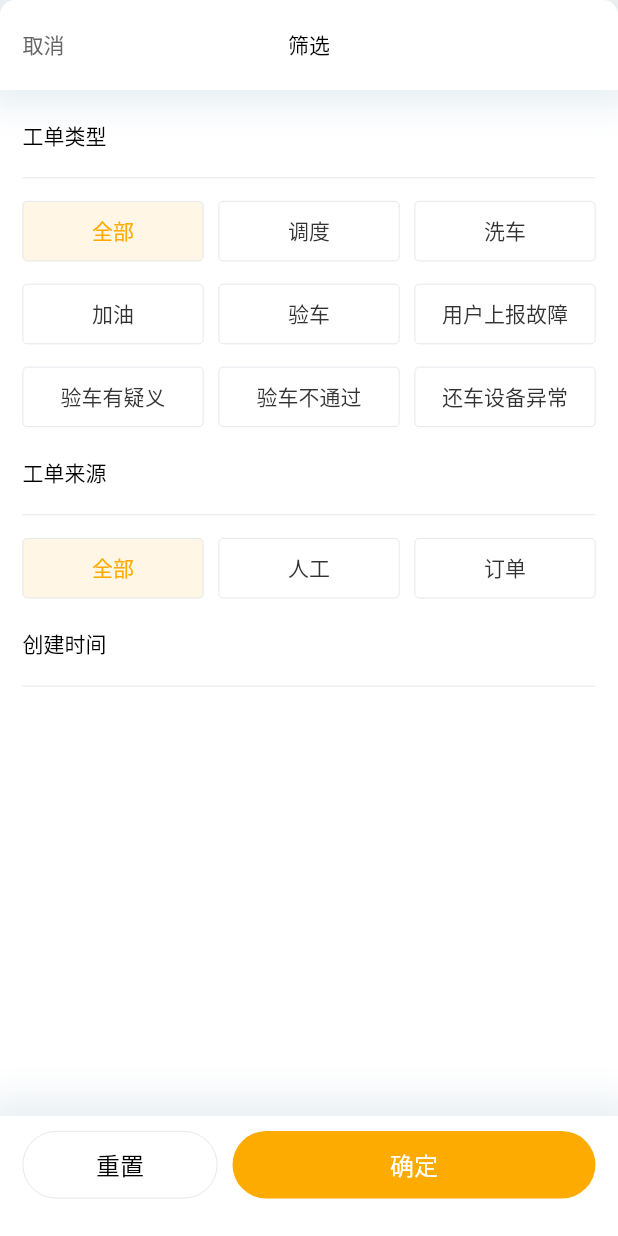
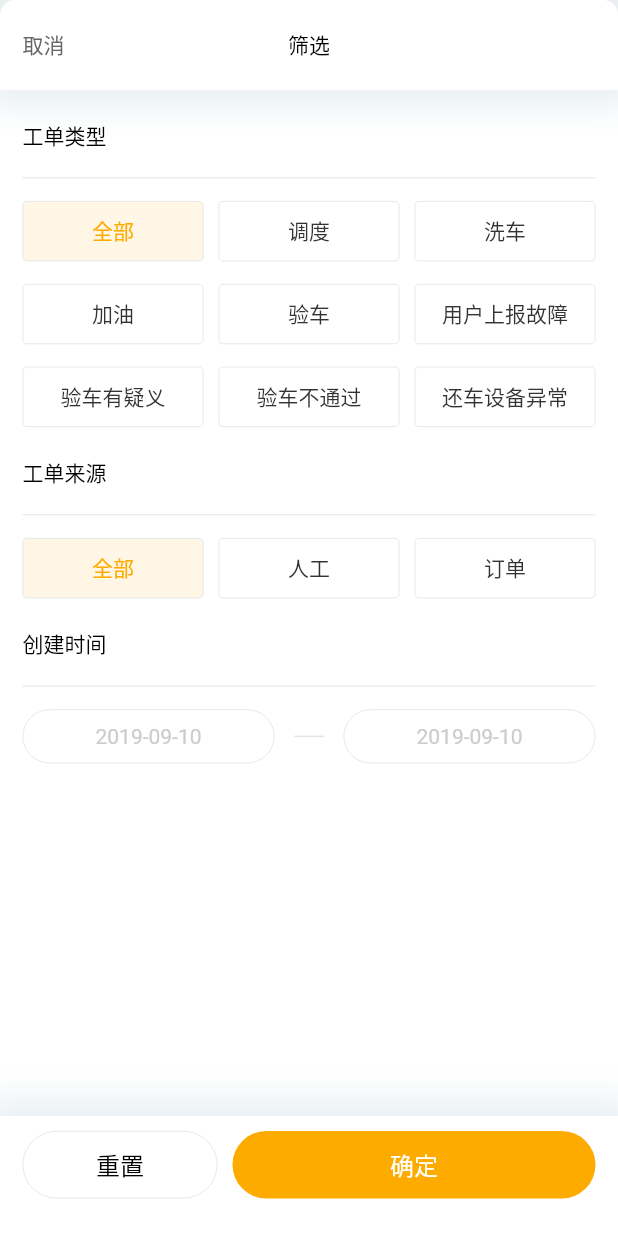
Before and after one commit to AnleSu/flutter_city_select, a Flutter app: the FilterPage widget shown alone on an empty page, opened directly, on a phone screen of 412 x 824 dp. Run offline on Flutter 3.47's test engine with Material 2 defaults, Android fonts, the phone set to English and light mode, and no system bars; our stand-ins replace dio, shared_preferences; missing offline and left inert: dart:ffi, flustars; accounts and stored records are empty.

Commit message:
筛选 时间选择部分

```diff
--- a/lib/pages/issue_list/filter_page/filter_issue_time_cell.dart
+++ b/lib/pages/issue_list/filter_page/filter_issue_time_cell.dart
@@ -0,0 +1,35 @@
+import 'package:flutter/material.dart';
+import 'package:flutter/widgets.dart';
+
+class FilterIssueTimeCell extends StatefulWidget {
+  final String defalutTimeStr;
+  final String selectTimeStr;
+
+  FilterIssueTimeCell({this.defalutTimeStr, this.selectTimeStr});
+
+  @override
+  _FilterIssueTimeCellState createState() => _FilterIssueTimeCellState();
+}
+
+class _FilterIssueTimeCellState extends State<FilterIssueTimeCell> {
+  @override
+  Widget build(BuildContext context) {
+    return Container(
+      height: 36,
+      alignment: Alignment.center,
+      decoration: BoxDecoration(
+        borderRadius: BorderRadius.all(Radius.circular(18)),
+        border: Border.all(color: Color(0xFFDCDFE6), width: 0.5),
+      ),
+      child: InkWell(
+        onTap: () {},
+        child: Text(widget.selectTimeStr ?? widget.defalutTimeStr,
+          style: TextStyle(
+            fontSize: 14,
+            color: widget.selectTimeStr != null ? Color(0xFF333333) : Color(0xFFCCCCCC),
+          ),
+        ),
+      ),
+    );
+  }
+}
--- a/lib/pages/issue_list/filter_page/filter_page.dart
+++ b/lib/pages/issue_list/filter_page/filter_page.dart
@@ -1,5 +1,6 @@
 import 'package:flutter/cupertino.dart';
 import 'package:flutter/material.dart';
+import 'package:flutter_opapp/pages/issue_list/filter_page/filter_issue_time_cell.dart';
 import 'package:flutter_opapp/pages/issue_list/filter_page/filter_issue_type_cell.dart';
 import 'package:flutter_opapp/pages/issue_list/filter_page/filter_model.dart';
 
@@ -11,7 +12,6 @@ class FilterBuilder {
 }
 
 class FilterDialog extends Dialog {
-
   final FilterBuilder filterBuilder;
 
   FilterDialog({this.filterBuilder});
@@ -60,13 +60,11 @@ class FilterDialog extends Dialog {
 }
 
 class FilterPage extends StatefulWidget {
-  final FilterModel filterModel;//默认选中的选项
+  final FilterModel filterModel; //默认选中的选项
   final List<TaskTypeItemModel> typeList;
   final List<TaskSourceItemModel> soruceList;
 
-
   FilterPage({this.filterModel, this.typeList, this.soruceList});
-
 
   @override
   _FilterPageState createState() => _FilterPageState();
@@ -74,14 +72,11 @@ class FilterPage extends StatefulWidget {
 
 class _FilterPageState extends State<FilterPage>
     with SingleTickerProviderStateMixin {
-
-
   @override
   void initState() {
     // TODO: implement initState
     super.initState();
 //    widget.typeList.add(TaskTypeItemModel(OPZTaskType.OPZTaskTypeAll));
-
   }
 
   Widget _naviView() {
@@ -146,7 +141,6 @@ class _FilterPageState extends State<FilterPage>
 
   Widget _sectionHeaderView(String sectionTitle) {
     return Container(
-
       margin: EdgeInsets.only(top: 20, left: 15, right: 15),
       child: Column(
         crossAxisAlignment: CrossAxisAlignment.start,
@@ -227,14 +221,17 @@ class _FilterPageState extends State<FilterPage>
 
   Widget _buildTypeSection() {
     return Padding(
-      padding: EdgeInsets.only(left: 15, right: 15,),
+      padding: EdgeInsets.only(
+        left: 15,
+        right: 15,
+      ),
       child: GridView.builder(
           padding: EdgeInsets.only(top: 15),
           shrinkWrap: true,
           itemCount: widget.typeList.length,
           //SliverGridDelegateWithFixedCrossAxisCount 构建一个横轴固定数量Widget
           gridDelegate: SliverGridDelegateWithFixedCrossAxisCount(
-            //横轴元素个数
+              //横轴元素个数
               crossAxisCount: 3,
               //纵轴间距
               mainAxisSpacing: 15.0,
@@ -244,14 +241,13 @@ class _FilterPageState extends State<FilterPage>
               childAspectRatio: 3.0),
           itemBuilder: (BuildContext context, int index) {
             bool isSelected = false;
-            if(widget.filterModel.taskType.length > 0) {
-              for(OPZTaskType type in widget.filterModel.taskType) {
-                if(widget.typeList[index].type == type) {
+            if (widget.filterModel.taskType.length > 0) {
+              for (OPZTaskType type in widget.filterModel.taskType) {
+                if (widget.typeList[index].type == type) {
                   isSelected = true;
                   break;
                 }
               }
-
             }
 
             //Widget Function(BuildContext context, int index)
@@ -259,9 +255,7 @@ class _FilterPageState extends State<FilterPage>
               isSelected: isSelected,
               model: widget.typeList[index],
               cellClick: (model) {
-                if(model is TaskTypeItemModel) {
-
-                }
+                if (model is TaskTypeItemModel) {}
               },
             );
           }),
@@ -270,14 +264,17 @@ class _FilterPageState extends State<FilterPage>
 
   Widget _buildSourceSection() {
     return Padding(
-      padding: EdgeInsets.only(left: 15, right: 15,),
+      padding: EdgeInsets.only(
+        left: 15,
+        right: 15,
+      ),
       child: GridView.builder(
           padding: EdgeInsets.only(top: 15),
           shrinkWrap: true,
           itemCount: widget.soruceList.length,
           //SliverGridDelegateWithFixedCrossAxisCount 构建一个横轴固定数量Widget
           gridDelegate: SliverGridDelegateWithFixedCrossAxisCount(
-            //横轴元素个数
+              //横轴元素个数
               crossAxisCount: 3,
               //纵轴间距
               mainAxisSpacing: 15.0,
@@ -287,28 +284,49 @@ class _FilterPageState extends State<FilterPage>
               childAspectRatio: 3.0),
           itemBuilder: (BuildContext context, int index) {
             bool isSelected = false;
-            if(widget.filterModel.taskSrc.length > 0) {
-              for(OPZTaskSource source in widget.filterModel.taskSrc) {
-                if(source == widget.soruceList[index].type) {
+            if (widget.filterModel.taskSrc.length > 0) {
+              for (OPZTaskSource source in widget.filterModel.taskSrc) {
+                if (source == widget.soruceList[index].type) {
                   isSelected = true;
                   break;
                 }
               }
-
             }
-
 
             //Widget Function(BuildContext context, int index)
             return FilterIssueTypeCell(
               isSelected: isSelected,
               sourceItemModel: widget.soruceList[index],
               cellClick: (model) {
-                  if (model is TaskSourceItemModel) {
-
-                  }
+                if (model is TaskSourceItemModel) {}
               },
             );
           }),
+    );
+  }
+
+  Widget _buildTimeSection() {
+    return Container(
+      margin: EdgeInsets.only(left: 15, right: 15, top: 15, bottom: 15),
+      child: Row(
+        mainAxisSize: MainAxisSize.max,
+        children: <Widget>[
+          Expanded(
+              child: FilterIssueTimeCell(
+            defalutTimeStr: '2019-09-10',
+          )),
+          Container(
+            margin: EdgeInsets.only(
+              left: 13,
+              right: 13,
+            ),
+            width: 20,
+            height: 1,
+            color: Color(0xFFE5E5E5),
+          ),
+          Expanded(child: FilterIssueTimeCell(defalutTimeStr: '2019-09-10')),
+        ],
+      ),
     );
   }
 
@@ -332,6 +350,7 @@ class _FilterPageState extends State<FilterPage>
                 _sectionHeaderView('工单来源'),
                 _buildSourceSection(),
                 _sectionHeaderView('创建时间'),
+                _buildTimeSection(),
               ],
             ),
             _bottomBar()
--- a/lib/pages/issue_list/issue_list_page.dart
+++ b/lib/pages/issue_list/issue_list_page.dart
@@ -228,9 +228,9 @@ class _IssueListPageState extends State<IssueListPage> {
                     );
                   });
             },
-            child: Padding(
-              padding: EdgeInsets.only(right: 15, bottom: 15),
-              child: Image.asset('assets/image/opz_btn_issue_list_filiter.png'),
+            child: Container(
+              margin: EdgeInsets.only(right: 15, bottom: 15),
+              child: Image.asset('assets/image/opz_btn_issue_list_filiter.png',width: 48,height: 48,),
             ),
           )
         ]),
```
